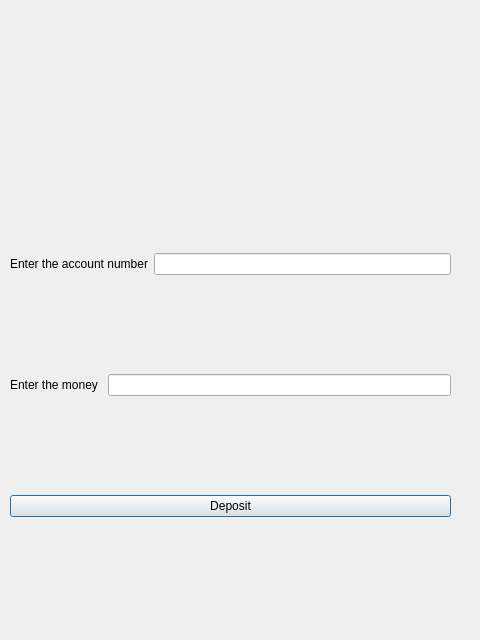
Qt form depositdialog.ui (Quoclien7777/bank-management) before a commit.
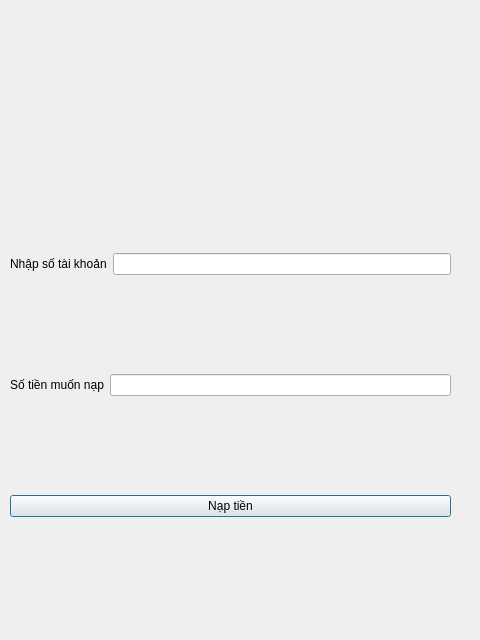
The same form after that commit.

The edit to the form file:
```diff
--- a/depositdialog.ui
+++ b/depositdialog.ui
@@ -28,7 +28,7 @@
       <item>
        <widget class="QLabel" name="label_2">
         <property name="text">
-         <string>Enter the account number</string>
+         <string>Nhập số tài khoản</string>
         </property>
        </widget>
       </item>
@@ -42,7 +42,7 @@
       <item>
        <widget class="QLabel" name="label">
         <property name="text">
-         <string>Enter the money </string>
+         <string>Số tiền muốn nạp</string>
         </property>
        </widget>
       </item>
@@ -56,7 +56,7 @@
       <item>
        <widget class="QPushButton" name="pushButtonDeposit">
         <property name="text">
-         <string>Deposit</string>
+         <string>Nạp tiền</string>
         </property>
        </widget>
       </item>
```
